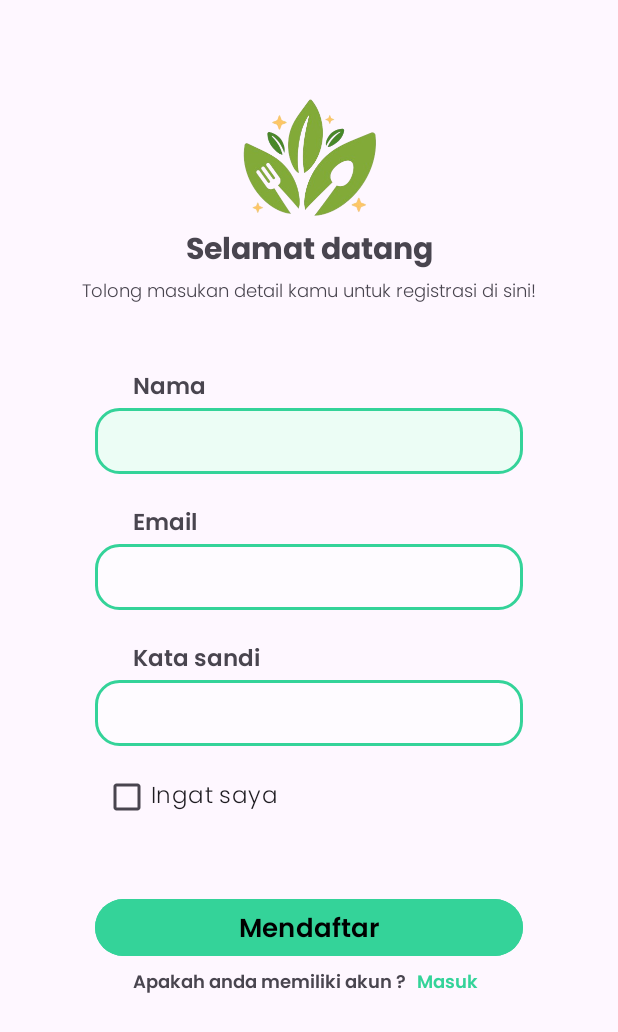
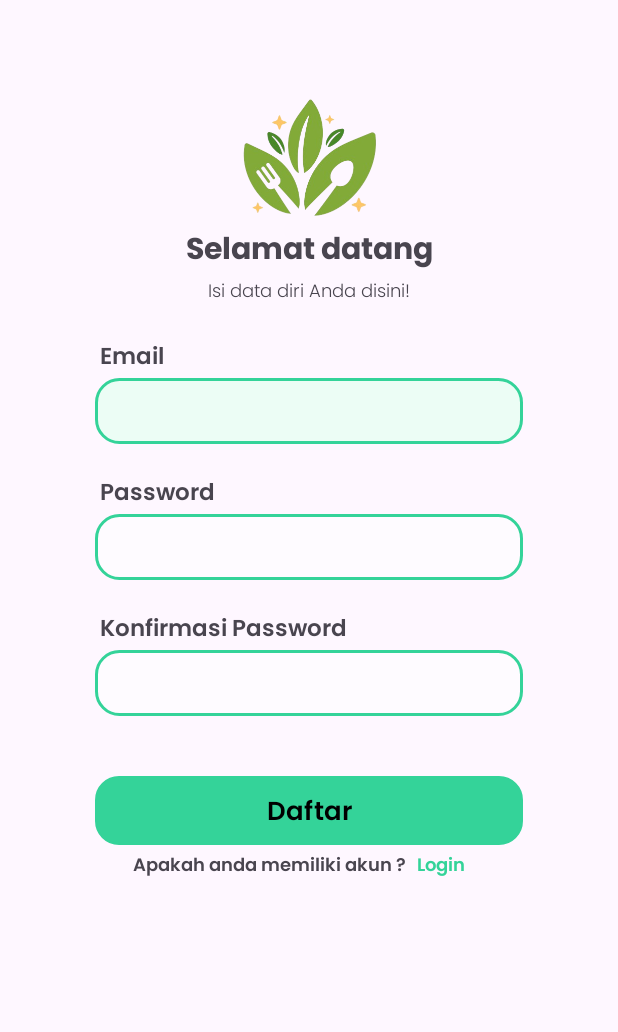
Before and after one commit to AgungRamadhani26/GoFitLife, an Android app: the screen it shows after launch (RegisterPageAcrivity), on a phone screen of 412 x 824 dp. Shown: the top 1032 px of the screen. Run offline under Robolectric (Android 15) with nearby library versions, the phone set to English and light mode, and no system bars.

Commit message:
profile signup

```diff
--- a/app/build.gradle.kts
+++ b/app/build.gradle.kts
@@ -47,6 +47,10 @@ dependencies {
     implementation("androidx.annotation:annotation:1.6.0")
     implementation("androidx.lifecycle:lifecycle-livedata-ktx:2.6.2")
     implementation("androidx.lifecycle:lifecycle-viewmodel-ktx:2.6.2")
+
+    //agar gambar jadi bulat
+    implementation("de.hdodenhof:circleimageview:3.1.0")
+
     testImplementation("junit:junit:4.13.2")
     androidTestImplementation("androidx.test.ext:junit:1.1.5")
     androidTestImplementation("androidx.test.espresso:espresso-core:3.5.1")
--- a/app/src/main/AndroidManifest.xml
+++ b/app/src/main/AndroidManifest.xml
@@ -14,6 +14,9 @@
         android:supportsRtl="true"
         android:theme="@style/Theme.FitLife"
         tools:targetApi="31">
+        <activity
+            android:name=".RegisterProfilePageActivity"
+            android:exported="false" />
         <activity
             android:name=".LoginPageActivity"
             android:exported="false" />
--- /dev/null
+++ b/app/src/main/res/drawable/baseline_arrow_drop_down_24.xml
@@ -0,0 +1,5 @@
+<vector android:height="24dp" android:tint="#000000"
+    android:viewportHeight="24" android:viewportWidth="24"
+    android:width="24dp" xmlns:android="http://schemas.android.com/apk/res/android">
+    <path android:fillColor="@android:color/white" android:pathData="M7,10l5,5 5,-5z"/>
+</vector>
--- a/app/src/main/res/layout/activity_register_page.xml
+++ b/app/src/main/res/layout/activity_register_page.xml
@@ -43,34 +43,6 @@
             app:layout_constraintTop_toBottomOf="@+id/tv_welcome_reg" />
 
         <TextView
-            android:id="@+id/tv_nama"
-            android:layout_width="wrap_content"
-            android:layout_height="wrap_content"
-            android:layout_marginTop="40dp"
-            android:fontFamily="@font/poppins_semibold"
-            android:text="@string/tv_nama"
-            android:textSize="15sp"
-            app:layout_constraintEnd_toEndOf="parent"
-            app:layout_constraintHorizontal_bias="0.11"
-            app:layout_constraintStart_toStartOf="@+id/tv_reg_capt"
-            app:layout_constraintTop_toBottomOf="@+id/tv_reg_capt" />
-
-        <EditText
-            android:id="@+id/et_nama"
-            android:layout_width="285dp"
-            android:layout_height="44dp"
-            android:background="@drawable/edit_text_background_selector"
-            android:fontFamily="@font/poppins_regular"
-            android:inputType="text"
-            android:paddingStart="15dp"
-            android:paddingEnd="15dp"
-            android:textSize="15sp"
-            app:layout_constraintEnd_toEndOf="parent"
-            app:layout_constraintHorizontal_bias="0.5"
-            app:layout_constraintStart_toStartOf="parent"
-            app:layout_constraintTop_toBottomOf="@+id/tv_nama" />
-
-        <TextView
             android:id="@+id/tv_email"
             android:layout_width="wrap_content"
             android:layout_height="wrap_content"
@@ -79,9 +51,9 @@
             android:text="@string/tv_email"
             android:textSize="15sp"
             app:layout_constraintEnd_toEndOf="parent"
-            app:layout_constraintHorizontal_bias="0.0"
-            app:layout_constraintStart_toStartOf="@+id/tv_nama"
-            app:layout_constraintTop_toBottomOf="@+id/et_nama" />
+            app:layout_constraintHorizontal_bias="0.18"
+            app:layout_constraintStart_toStartOf="parent"
+            app:layout_constraintTop_toBottomOf="@+id/tv_reg_capt" />
 
         <EditText
             android:id="@+id/et_email"
@@ -126,17 +98,33 @@
             app:layout_constraintStart_toStartOf="parent"
             app:layout_constraintTop_toBottomOf="@+id/tv_password" />
 
-        <CheckBox
-            android:id="@+id/checkBox"
+        <TextView
+            android:id="@+id/tv_konf_password"
             android:layout_width="wrap_content"
             android:layout_height="wrap_content"
-            android:layout_marginTop="10dp"
-            android:fontFamily="@font/poppins_light"
-            android:layout_marginStart="5dp"
-            android:text="@string/remember"
+            android:layout_marginTop="20dp"
+            android:fontFamily="@font/poppins_semibold"
+            android:text="@string/tv_konf_password"
             android:textSize="15sp"
-            app:layout_constraintStart_toStartOf="@+id/et_password"
+            app:layout_constraintEnd_toEndOf="parent"
+            app:layout_constraintHorizontal_bias="0.0"
+            app:layout_constraintStart_toStartOf="@+id/tv_password"
             app:layout_constraintTop_toBottomOf="@+id/et_password" />
+
+        <EditText
+            android:id="@+id/et_konf_password"
+            android:layout_width="285dp"
+            android:layout_height="44dp"
+            android:background="@drawable/edit_text_background_selector"
+            android:fontFamily="@font/poppins_regular"
+            android:inputType="textPassword"
+            android:paddingStart="15dp"
+            android:paddingEnd="15dp"
+            android:textSize="15sp"
+            app:layout_constraintEnd_toEndOf="parent"
+            app:layout_constraintHorizontal_bias="0.5"
+            app:layout_constraintStart_toStartOf="parent"
+            app:layout_constraintTop_toBottomOf="@+id/tv_konf_password" />
 
         <Button
             android:id="@+id/btn_sign_up"
@@ -144,6 +132,7 @@
             android:layout_height="46dp"
             android:layout_marginTop="40dp"
             android:backgroundTint="@color/greenPrimary"
+            android:background="@drawable/btn_theme_2"
             android:fontFamily="@font/poppins_semibold"
             android:text="@string/signup"
             android:textColor="@color/black"
@@ -151,7 +140,7 @@
             app:layout_constraintEnd_toEndOf="parent"
             app:layout_constraintHorizontal_bias="0.5"
             app:layout_constraintStart_toStartOf="parent"
-            app:layout_constraintTop_toBottomOf="@+id/checkBox" />
+            app:layout_constraintTop_toBottomOf="@+id/et_konf_password" />
 
         <TextView
             android:id="@+id/textView2"
@@ -167,7 +156,7 @@
             app:layout_constraintTop_toBottomOf="@+id/btn_sign_up" />
 
         <TextView
-            android:id="@+id/signin_to_login"
+            android:id="@+id/signup_to_login"
             android:layout_width="wrap_content"
             android:layout_height="wrap_content"
             android:layout_marginTop="4dp"
--- a/app/src/main/res/values/strings.xml
+++ b/app/src/main/res/values/strings.xml
@@ -2,13 +2,15 @@
     <string name="app_name">GoFitLife</string>
     <string name="splash_name">GoFitLife</string>
     <string name="welcome">Selamat datang</string>
-    <string name="reg_capt">Tolong masukan detail kamu untuk registrasi di sini!</string>
+    <string name="reg_capt">Isi data diri Anda disini!</string>
     <string name="tv_nama">Nama</string>
     <string name="tv_email">Email</string>
-    <string name="tv_password">Kata sandi</string>
-    <string name="remember">Ingat saya</string>
-    <string name="signup">Mendaftar</string>
-    <string name="signin">Masuk</string>
+    <string name="tv_password">Password</string>
+    <string name="tv_konf_password">Konfirmasi Password</string>
+    <string name="remember">Reminder Me</string>
+    <string name="signup">Daftar</string>
+    <string name="signin">Login</string>
+    <string name="lupa_password">Lupa kata sandi</string>
     <string name="dy_have_acc">Apakah anda memiliki akun ?</string>
     <string name="title_activity_login_page">AktivitasHalamanLogin</string>
     <string name="prompt_email">Email</string>
@@ -18,9 +20,27 @@
     <string name="invalid_username">Bukan nama pengguna yang valid</string>
     <string name="invalid_password">Kata sandi minimal 5 karakter</string>
     <string name="login_failed">"Login gagal"</string>
-    <string name="log_capt">Silakan masukkan detail Anda</string>
+    <string name="log_capt">Apakah aku mengenalmu?</string>
     <string name="sign_in">Masuk</string>
-    <string name="dny_have_acc">Apakah Anda tidak punya akun?</string>
+    <string name="dny_have_acc">Apakah kamu tidak mempunyai akun ?</string>
+    <!--    perubahan baru-->
+    <string name="hallo">Hallo</string>
+    <string name="reg_prof_capt">Silahkan isi data diri anda</string>
+    <string name="foto_profil">Foto profil</string>
+    <string name="jenis_kelamin">Jenis kelamin</string>
+    <string name="laki">Laki-laki</string>
+    <string name="perempuan">Perempuan</string>
+    <string name="tanggal_lahir">Tanggal lahir</string>
+    <string name="hari_bulan_tahun">dd/mm/yyyy</string>
+    <string name="tinggi_badan">Tinggi badan</string>
+    <string name="berat_badan">Berat badan</string>
+    <string name="tingkat_aktivitas">Tingkat aktivitas</string>
+    <string name="aktif">Aktif</string>
+    <string name="aktif_ringan">Aktif ringan</string>
+    <string name="cukup_aktif">Cukup aktif</string>
+    <string name="sangat_aktif">Sangat aktif</string>
+    <string name="extra_aktif">Extra aktif</string>
+    <string name="simpan">Simpan</string>
 
     <!--Bottom Navbar-->
     <string name="home">Home</string>
```
Also changed, not shown: app/src/main/java/com/example/fitlife/RegisterPageAcrivity.kt (+13 -12 lines), app/src/main/java/com/example/fitlife/RegisterProfilePageActivity.kt (added, +60 -0 lines), app/src/main/res/layout/activity_login_page.xml (+15 -2 lines), app/src/main/res/layout/activity_register_profile_page.xml (added, +256 -0 lines), app/src/main/res/drawable/frame.png (added), 1 other file.
